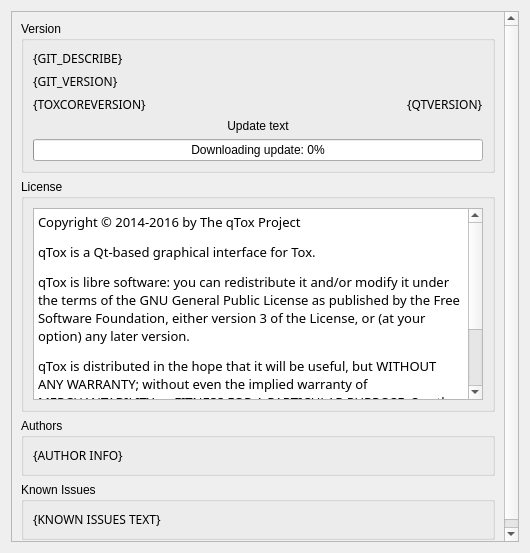
Before: the Qt Designer form src/widget/form/settings/aboutsettings.ui in qTox/qTox, drawn with Qt 5.
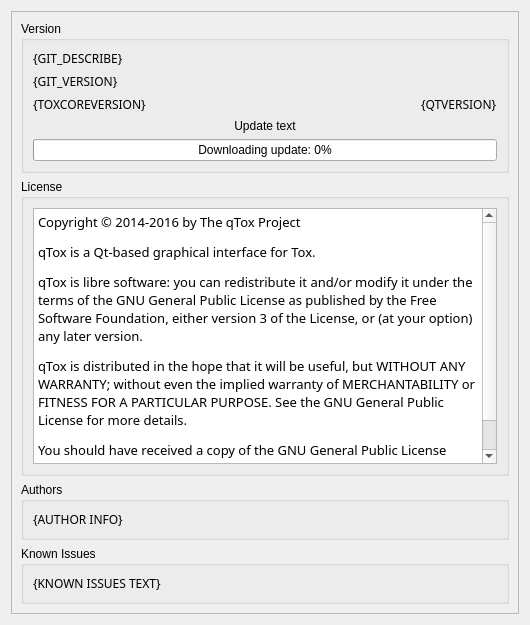
After: the same form once the commit is applied. Custom widgets are drawn as their Qt base class.

Commit message: fix(UI): Changed tab order to be same with visual order

```diff
--- a/src/widget/form/settings/aboutsettings.ui
+++ b/src/widget/form/settings/aboutsettings.ui
@@ -7,7 +7,7 @@
     <x>0</x>
     <y>0</y>
     <width>530</width>
-    <height>553</height>
+    <height>625</height>
    </rect>
   </property>
   <property name="sizePolicy">
@@ -30,8 +30,8 @@
        <rect>
         <x>0</x>
         <y>0</y>
-        <width>496</width>
-        <height>554</height>
+        <width>510</width>
+        <height>605</height>
        </rect>
       </property>
       <layout class="QVBoxLayout" name="verticalLayout_2" stretch="0,1,0,0">
```
The commit also changes 7 other files.
